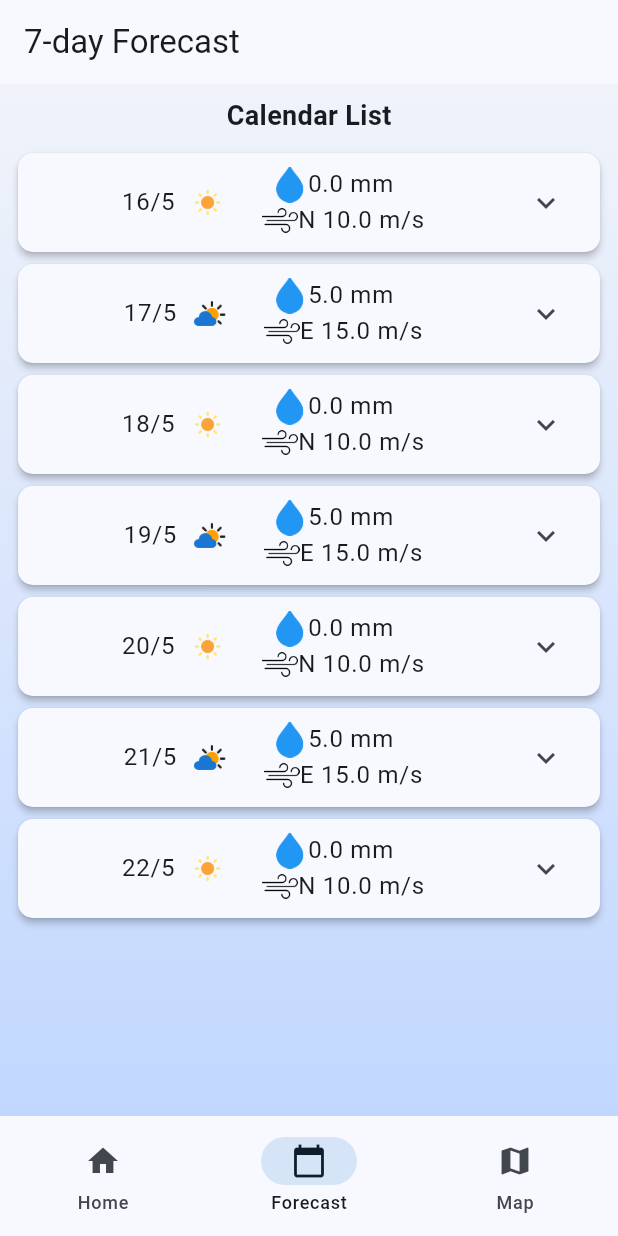
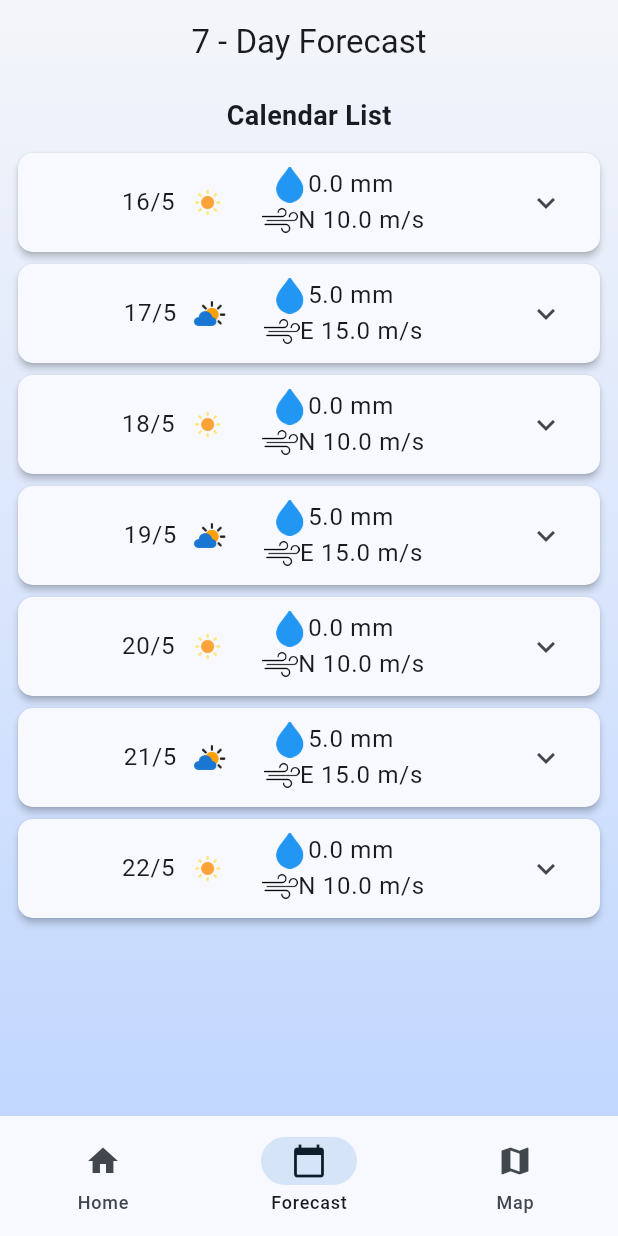
Before and after one commit to PunnyBunny/AeroWeatherProMax, a Flutter app: the screen it shows after launch, item 2 of the bottom bar chosen, on a phone screen of 412 x 824 dp. Run offline on Flutter 3.47's test engine with Material 3 defaults, Android fonts, the phone set to English and light mode, and no system bars; our stand-ins replace equatable, fl_chart.

Commit message:
Changed the title of forecast_page

```diff
--- a/lib/pages/forecast_page.dart
+++ b/lib/pages/forecast_page.dart
@@ -8,7 +8,11 @@ class ForecastPage extends StatelessWidget {
   Widget build(BuildContext context) {
     return Scaffold(
       appBar: AppBar(
-        title: const Text('7-day Forecast'),
+        title: const Align(
+          alignment: Alignment.center,
+          child: Text('7 - Day Forecast'),
+        ),
+        backgroundColor: Colors.transparent,
       ),
       body: Column(
         children: [
```
